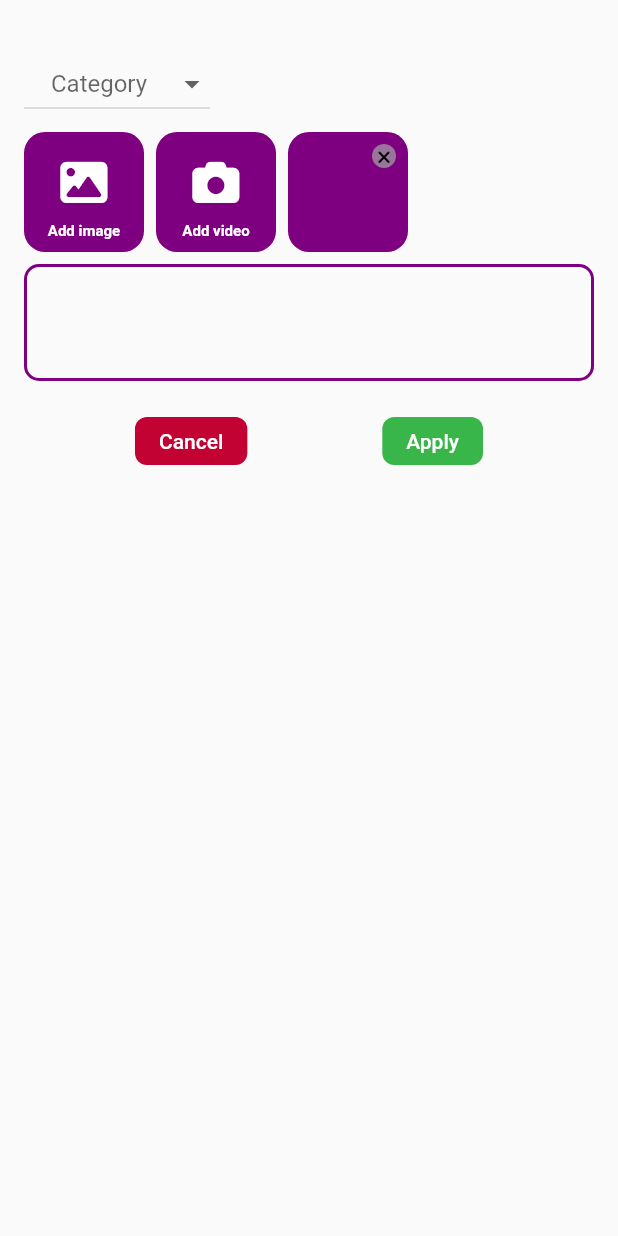
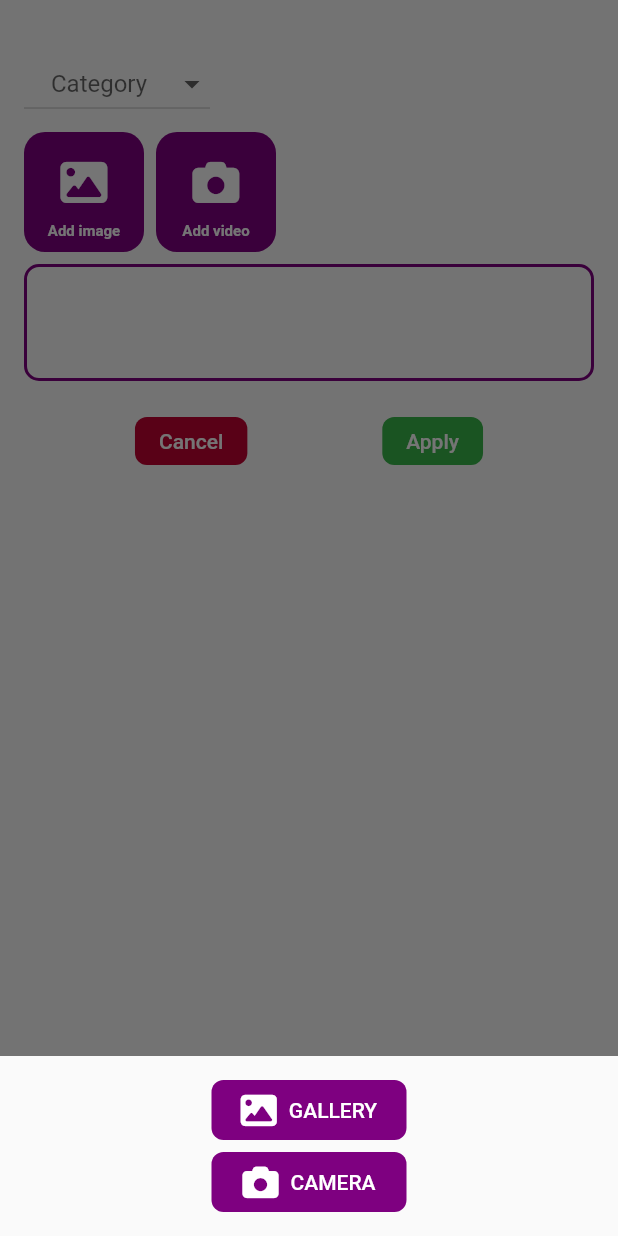
Before and after one commit to Truffel228/My-Firebase-App, a Flutter app: the AddMapCommentForm widget shown alone on an empty page, opened directly with empty values, after a tap on "Add image", on a phone screen of 412 x 824 dp. Run offline on Flutter 3.47's test engine with Material 2 defaults, Android fonts, the light colour scheme and no system bars; our stand-ins replace bloc, cached_network_image, cloud_firestore, connectivity_plus, equatable, firebase_auth and 12 more; missing offline and left inert: flutter_map_marker_cluster, flutter_video_info, video_thumbnail; accounts and stored records are empty.

Commit message:
Refactor add_map_comment feature, pick_file_bottom_sheet is global widget

```diff
--- a/lib/screens/add_map_comment/add_map_comment_screen.dart
+++ b/lib/screens/add_map_comment/add_map_comment_screen.dart
@@ -1,6 +1,6 @@
 import 'package:fire_base_app/models/map_comment/map_comment.dart';
 import 'package:fire_base_app/screens/add_map_comment/bloc/add_map_comment_bloc.dart';
-import 'package:fire_base_app/screens/add_map_comment/widgets/attachments.dart';
+import 'package:fire_base_app/screens/add_map_comment/widgets/widgets.dart';
 import 'package:fire_base_app/services/database/database_service_interface.dart';
 import 'package:fire_base_app/services/image_picker_service.dart';
 import 'package:fire_base_app/shared/locator.dart';
@@ -43,8 +43,9 @@ class _AddMapCommentFormState extends State<AddMapCommentForm> {
 
   @override
   Widget build(BuildContext context) {
-    final theme = Theme.of(context);
-    return WillPopScope(
+    return BlocProvider(
+      create: (context) => _bloc,
+      child: WillPopScope(
         onWillPop: () async {
           widget.controller.clear();
           return true;
@@ -52,7 +53,6 @@ class _AddMapCommentFormState extends State<AddMapCommentForm> {
         child: GestureDetector(
           onTap: () => FocusScope.of(context).unfocus(),
           child: BlocBuilder<AddMapCommentBloc, AddMapCommentState>(
-          bloc: _bloc,
             builder: (context, state) {
               return Container(
                 margin: EdgeInsets.only(
@@ -70,7 +70,7 @@ class _AddMapCommentFormState extends State<AddMapCommentForm> {
                           AnimatedOpacity(
                             duration: const Duration(milliseconds: 200),
                             opacity: _categoryError ? 1 : 0,
-                          child: const Text(
+                            child:  Text(
                               'Category is needed',
                               style: TextStyle(color: AppColors.redColor),
                             ),
@@ -95,7 +95,9 @@ class _AddMapCommentFormState extends State<AddMapCommentForm> {
                         ],
                       ),
                     ),
-                  Attachments(),
+                    Attachments(
+                      attachments: state.attachments,
+                    ),
                     Padding(
                       padding: const EdgeInsets.symmetric(horizontal: 16),
                       child: Form(
@@ -132,6 +134,7 @@ class _AddMapCommentFormState extends State<AddMapCommentForm> {
             },
           ),
         ),
+      ),
     );
   }
 
--- a/lib/screens/add_map_comment/bloc/add_map_comment_event.dart
+++ b/lib/screens/add_map_comment/bloc/add_map_comment_event.dart
@@ -22,3 +22,10 @@ class AddMapCommentFileFromCamera extends AddMapCommentEvent {
   @override
   List<Object?> get props => [fileType];
 }
+
+class AddMapCommentAttachmentDelete extends AddMapCommentEvent {
+  const AddMapCommentAttachmentDelete(this.path);
+  final String path;
+  @override
+  List<Object?> get props => [path];
+}
--- a/lib/screens/add_map_comment/bloc/add_map_comment_state.dart
+++ b/lib/screens/add_map_comment/bloc/add_map_comment_state.dart
@@ -1,14 +1,38 @@
+// ignore_for_file: public_member_api_docs, sort_constructors_first
 part of 'add_map_comment_bloc.dart';
 
 class AddMapCommentState extends Equatable {
   const AddMapCommentState({
-    this.files = const [],
+    this.attachments = const [],
     this.isLoading = false,
   });
 
-  final List<File> files;
+  final List<Attachment> attachments;
   final bool isLoading;
 
   @override
-  List<Object?> get props => [files, isLoading];
+  List<Object?> get props => [attachments, isLoading];
+
+  AddMapCommentState copyWith({
+    List<Attachment>? attachments,
+    bool? isLoading,
+  }) {
+    return AddMapCommentState(
+      attachments: attachments ?? this.attachments,
+      isLoading: isLoading ?? this.isLoading,
+    );
+  }
 }
+
+class Attachment {
+  const Attachment(
+    this.file,
+    this.fileType, {
+    this.videoPreview,
+    this.videoDurationSec,
+  });
+  final File file;
+  final FileType fileType;
+  final File? videoPreview;
+  final int? videoDurationSec;
+}
--- a/lib/screens/add_map_comment/widgets/attachments.dart
+++ /dev/null
@@ -1,128 +0,0 @@
-import 'dart:io';
-
-import 'package:fire_base_app/shared/style.dart';
-import 'package:flutter/material.dart';
-import 'package:font_awesome_flutter/font_awesome_flutter.dart';
-
-class Attachments extends StatelessWidget {
-  const Attachments({Key? key}) : super(key: key);
-
-  @override
-  Widget build(BuildContext context) {
-    final theme = Theme.of(context);
-    return Padding(
-      padding: const EdgeInsets.symmetric(vertical: 8),
-      child: SingleChildScrollView(
-        scrollDirection: Axis.horizontal,
-        child: Row(
-          children: [
-            AddAttachmentWidget(
-              iconData: FontAwesomeIcons.solidImage,
-              text: 'Add image',
-              leftMargin: 16,
-              onTap: () {},
-            ),
-            AddAttachmentWidget(
-              iconData: FontAwesomeIcons.camera,
-              text: 'Add video',
-              leftMargin: 8,
-              onTap: () {},
-            ),
-            AttachmentWidget(),
-          ],
-        ),
-      ),
-    );
-  }
-}
-
-class AddAttachmentWidget extends StatelessWidget {
-  const AddAttachmentWidget({
-    Key? key,
-    required this.iconData,
-    required this.text,
-    required this.leftMargin,
-    required this.onTap,
-  }) : super(key: key);
-
-  final IconData iconData;
-  final String text;
-  final double leftMargin;
-  final VoidCallback onTap;
-
-  @override
-  Widget build(BuildContext context) {
-    final theme = Theme.of(context);
-    return InkWell(
-      onTap: onTap,
-      child: Container(
-        height: 80,
-        width: 80,
-        margin: EdgeInsets.only(left: leftMargin),
-        padding: const EdgeInsets.all(8),
-        decoration: BoxDecoration(
-          borderRadius: BorderRadius.circular(14),
-          color: theme.primaryColor,
-        ),
-        child: Column(
-          mainAxisSize: MainAxisSize.min,
-          children: [
-            Expanded(
-              child: LayoutBuilder(
-                builder: (context, constraints) {
-                  return Icon(
-                    iconData,
-                    color: AppColors.whiteColor,
-                    size: constraints.maxHeight * 0.6,
-                  );
-                },
-              ),
-            ),
-            Text(
-              text,
-              style: theme.textTheme.bodySmall?.copyWith(
-                fontWeight: FontWeight.w600,
-                color: AppColors.whiteColor,
-                fontSize: 10,
-              ),
-            ),
-          ],
-        ),
-      ),
-    );
-  }
-}
-
-class AttachmentWidget extends StatelessWidget {
-  const AttachmentWidget({Key? key}) : super(key: key);
-
-  @override
-  Widget build(BuildContext context) {
-    final theme = Theme.of(context);
-    return Container(
-      height: 80,
-      width: 80,
-      margin: const EdgeInsets.only(left: 8),
-      padding: const EdgeInsets.all(8),
-      decoration: BoxDecoration(
-        borderRadius: BorderRadius.circular(14),
-        color: theme.primaryColor,
-      ),
-      child: Align(
-        alignment: Alignment.topRight,
-        child: Container(
-          decoration: BoxDecoration(
-            shape: BoxShape.circle,
-            color: AppColors.greyColor.withOpacity(0.7),
-          ),
-          padding: const EdgeInsets.all(2),
-          child: const Icon(
-            FontAwesomeIcons.xmark,
-            color: AppColors.blackColor,
-            size: 12,
-          ),
-        ),
-      ),
-    );
-  }
-}
--- /dev/null
+++ b/lib/screens/add_map_comment/widgets/attachments/add_attachment_widget.dart
@@ -0,0 +1,79 @@
+import 'package:fire_base_app/screens/add_map_comment/add_map_comment_screen.dart';
+import 'package:fire_base_app/screens/add_map_comment/bloc/add_map_comment_bloc.dart';
+import 'package:fire_base_app/shared/style.dart';
+import 'package:fire_base_app/shared/widgets/pick_file_bottom_sheet.dart';
+import 'package:flutter/material.dart';
+import 'package:flutter_bloc/flutter_bloc.dart';
+
+class AddAttachmentWidget extends StatelessWidget {
+  const AddAttachmentWidget({
+    Key? key,
+    required this.iconData,
+    required this.text,
+    required this.leftMargin,
+    required this.fileType,
+  }) : super(key: key);
+
+  final IconData iconData;
+  final String text;
+  final double leftMargin;
+  final FileType fileType;
+
+  @override
+  Widget build(BuildContext context) {
+    final theme = Theme.of(context);
+    return InkWell(
+      onTap: () => _onAddAttachmentTap(context),
+      child: Container(
+        height: 80,
+        width: 80,
+        margin: EdgeInsets.only(left: leftMargin),
+        padding: const EdgeInsets.all(8),
+        decoration: BoxDecoration(
+          borderRadius: BorderRadius.circular(14),
+          color: theme.primaryColor,
+        ),
+        child: Column(
+          mainAxisSize: MainAxisSize.min,
+          children: [
+            Expanded(
+              child: LayoutBuilder(
+                builder: (context, constraints) {
+                  return Icon(
+                    iconData,
+                    color: AppColors.whiteColor,
+                    size: constraints.maxHeight * 0.6,
+                  );
+                },
+              ),
+            ),
+            Text(
+              text,
+              style: theme.textTheme.bodySmall?.copyWith(
+                fontWeight: FontWeight.w600,
+                color: AppColors.whiteColor,
+                fontSize: 10,
+              ),
+            ),
+          ],
+        ),
+      ),
+    );
+  }
+
+  void _onGalleryTap(BuildContext context) => context
+      .read<AddMapCommentBloc>()
+      .add(AddMapCommentFileFromGallery(fileType));
+
+  void _onCameraTap(BuildContext context) => context
+      .read<AddMapCommentBloc>()
+      .add(AddMapCommentFileFromCamera(fileType));
+
+  void _onAddAttachmentTap(BuildContext context) => showModalBottomSheet(
+        context: context,
+        builder: (_) => PickFileBottomSheet(
+          onGalleryTap: () => _onGalleryTap(context),
+          onCameraTap: () => _onCameraTap(context),
+        ),
+      );
+}
--- /dev/null
+++ b/lib/screens/add_map_comment/widgets/attachments/attachments.dart
@@ -0,0 +1,53 @@
+import 'package:fire_base_app/screens/add_map_comment/add_map_comment_screen.dart';
+import 'package:fire_base_app/screens/add_map_comment/bloc/add_map_comment_bloc.dart';
+import 'package:fire_base_app/screens/add_map_comment/widgets/attachments/add_attachment_widget.dart';
+import 'package:fire_base_app/screens/add_map_comment/widgets/attachments/attachment_widget.dart';
+import 'package:flutter/material.dart';
+import 'package:font_awesome_flutter/font_awesome_flutter.dart';
+
+class Attachments extends StatelessWidget {
+  const Attachments({
+    Key? key,
+    required this.attachments,
+  }) : super(key: key);
+
+  final List<Attachment> attachments;
+
+  @override
+  Widget build(BuildContext context) {
+    return Padding(
+      padding: const EdgeInsets.symmetric(vertical: 8),
+      child: SingleChildScrollView(
+        physics: const BouncingScrollPhysics(),
+        scrollDirection: Axis.horizontal,
+        child: Row(
+          children: [
+            const AddAttachmentWidget(
+              iconData: FontAwesomeIcons.solidImage,
+              text: 'Add image',
+              leftMargin: 16,
+              fileType: FileType.image,
+            ),
+            const AddAttachmentWidget(
+              iconData: FontAwesomeIcons.camera,
+              text: 'Add video',
+              leftMargin: 8,
+              fileType: FileType.video,
+            ),
+            ...List.generate(
+              attachments.length,
+              (index) => Padding(
+                padding: index == attachments.length - 1
+                    ? const EdgeInsets.only(right: 16)
+                    : EdgeInsets.zero,
+                child: AttachmentWidget(
+                  attachment: attachments[index],
+                ),
+              ),
+            ),
+          ],
+        ),
+      ),
+    );
+  }
+}
--- a/lib/screens/add_map_comment/widgets/widgets.dart
+++ b/lib/screens/add_map_comment/widgets/widgets.dart
@@ -1 +1 @@
-export 'attachments.dart';
+export 'attachments/attachments.dart';
--- a/lib/screens/map/widgets/map_widget.dart
+++ b/lib/screens/map/widgets/map_widget.dart
@@ -278,8 +278,9 @@ class _MapWidgetState extends State<MapWidget> {
           top: Radius.circular(20),
         ),
       ),
+      context: context,
       isScrollControlled: true,
-      context: context,
+      enableDrag: false,
       builder: (context) => AddMapCommentForm(
         onApplyTap: _onFormApplyTap,
         onCancelTap: _onFormCancelTap,
--- a/lib/screens/profile/widgets/profile_body.dart
+++ b/lib/screens/profile/widgets/profile_body.dart
@@ -1,9 +1,8 @@
-import 'package:cached_network_image/cached_network_image.dart';
 import 'package:fire_base_app/models/app_user/app_user.dart';
 import 'package:fire_base_app/models/map_comment/map_comment.dart';
 import 'package:fire_base_app/models/user_model/user_model/user_model.dart';
 import 'package:fire_base_app/screens/profile/widgets/profile_avatar.dart';
-import 'package:fire_base_app/screens/profile/widgets/profile_image_bottom_sheet.dart';
+import 'package:fire_base_app/shared/widgets/pick_file_bottom_sheet.dart';
 import 'package:fire_base_app/shared/style.dart';
 import 'package:fire_base_app/shared/widgets/map_comment_list_item.dart';
 import 'package:fire_base_app/shared/widgets/app_button.dart';
--- a/lib/screens/profile/widgets/profile_image_bottom_sheet.dart
+++ b/lib/shared/widgets/pick_file_bottom_sheet.dart
@@ -8,7 +8,7 @@ class PickFileBottomSheet extends StatelessWidget {
     Key? key,
     required this.onGalleryTap,
     required this.onCameraTap,
-    required this.onDeleteTap,
+    this.onDeleteTap,
   }) : super(key: key);
 
   final VoidCallback onGalleryTap;
--- a/pubspec.yaml
+++ b/pubspec.yaml
@@ -55,11 +55,13 @@ dependencies:
   intl: ^0.17.0
 
 
-  #design
+  #UI
   font_awesome_flutter: ^10.0.0
   flutter_map_marker_cluster: ^0.4.4
   flutter_slidable: ^1.2.0
   cached_network_image: ^3.2.3
+  video_thumbnail: ^0.5.3
+  flutter_video_info: ^1.3.1
 
 dev_dependencies:
   flutter_test:
```
Also changed, not shown: lib/screens/add_map_comment/bloc/add_map_comment_bloc.dart (+113 -3 lines), lib/screens/add_map_comment/widgets/attachments/attachment_cross_icon.dart (added, +28 -0 lines), lib/screens/add_map_comment/widgets/attachments/attachment_widget.dart (added, +82 -0 lines), pubspec.lock, 1 other file. Lines whose indentation alone changed are shown as unchanged.
